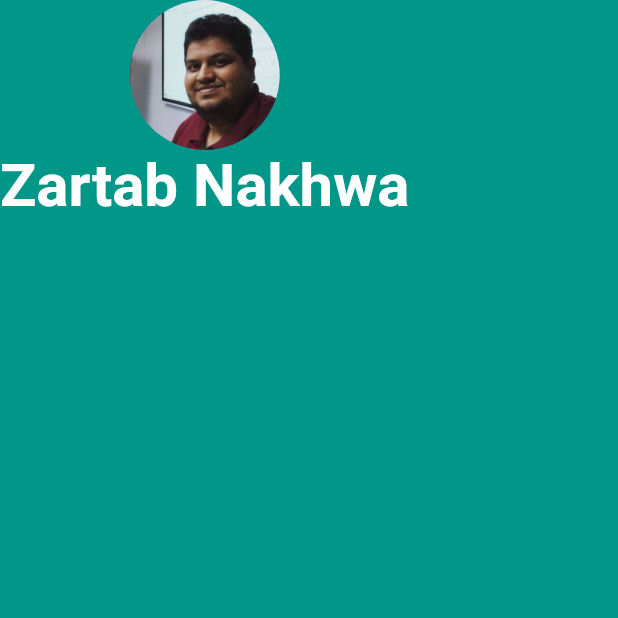
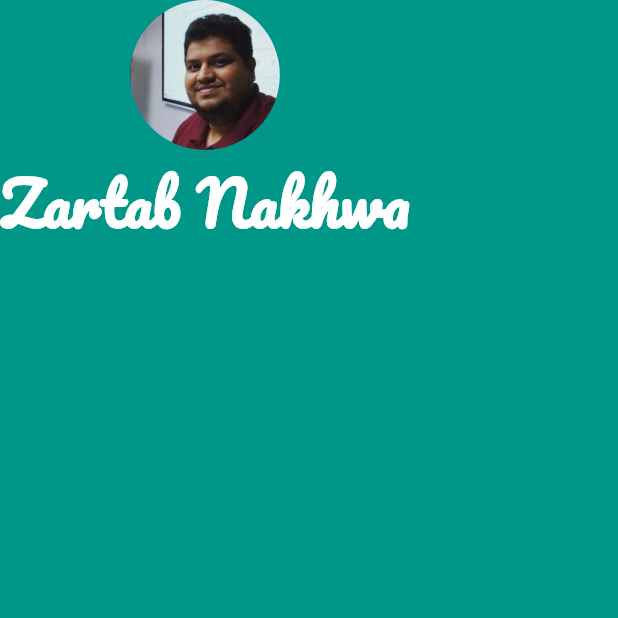
Before and after one commit to codewithz/saib-visiting-card-flutter, a Flutter app: the screen it shows after launch, on a phone screen of 412 x 824 dp, the top half of it. Run offline on Flutter 3.47's test engine with Material 2 defaults, Android fonts, the phone set to English and light mode, and no system bars.

Commit message:
Added Google Fonts

```diff
--- a/lib/main.dart
+++ b/lib/main.dart
@@ -27,6 +27,7 @@ class MyApp extends StatelessWidget {
                 'Zartab Nakhwa',
                 style: TextStyle(
                   color: Colors.white,
+                  fontFamily: 'Pacifico',
                   fontSize: 40,
                   fontWeight: FontWeight.bold
                 ),
```
Also changed, not shown: pubspec.yaml (+4 -16 lines), fonts/Pacifico-Regular.ttf (added).
